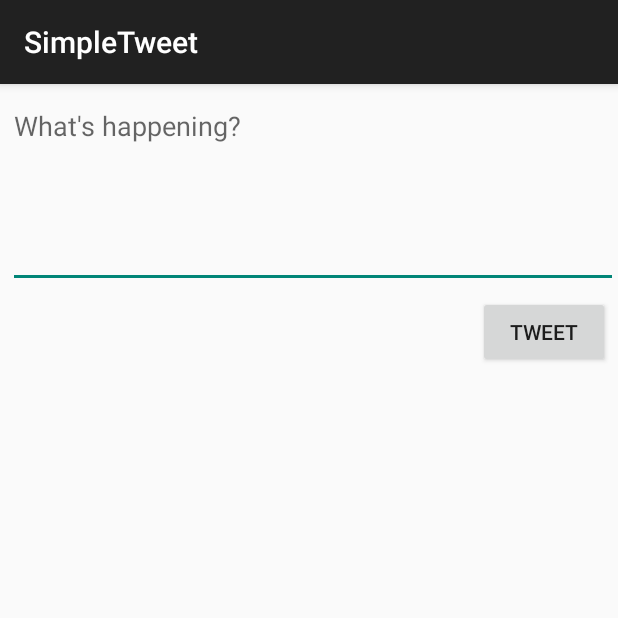
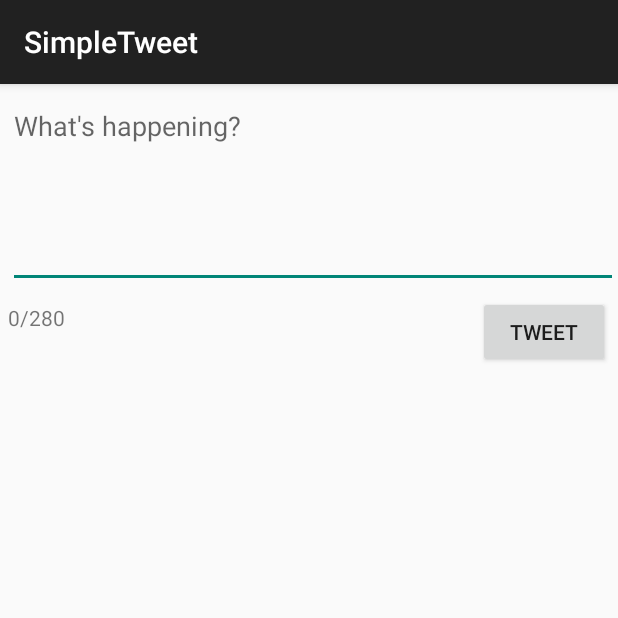
Before and after one commit to bcid/SimpleTweet, an Android app: the ComposeActivity screen opened directly, with no data from a screen before it, on a phone screen of 412 x 824 dp, the top half of it. Run offline under Robolectric (Android 15) with nearby library versions, the phone set to English and light mode, and no system bars; our stand-ins replace Room's generated code; libraries missing offline, so code that uses them is left out: com.codepath.asynchttpclient, com.facebook.stetho, org.parceler; 1 statement that could not run was skipped.

Commit message:
added character counter

```diff
--- a/app/src/main/java/com/codepath/apps/restclienttemplate/ComposeActivity.java
+++ b/app/src/main/java/com/codepath/apps/restclienttemplate/ComposeActivity.java
@@ -4,10 +4,13 @@ import androidx.appcompat.app.AppCompatActivity;
 
 import android.content.Intent;
 import android.os.Bundle;
+import android.text.Editable;
+import android.text.TextWatcher;
 import android.util.Log;
 import android.view.View;
 import android.widget.Button;
 import android.widget.EditText;
+import android.widget.TextView;
 import android.widget.Toast;
 
 import com.codepath.apps.restclienttemplate.models.Tweet;
@@ -19,11 +22,16 @@ import org.parceler.Parcels;
 import okhttp3.Headers;
 
 public class ComposeActivity extends AppCompatActivity {
+
     public static final String TAG = "ComposeActivity";
-    public static final int MAX_LENGTH_TWEET = 140;
+    public static final int MAX_LENGTH_TWEET = 280;
+
     EditText etCompose;
+    TextView tvCharCount;
     Button btnTweet;
+
     TwitterClient client;
+
     @Override
     protected void onCreate(Bundle savedInstanceState) {
         super.onCreate(savedInstanceState);
@@ -33,6 +41,9 @@ public class ComposeActivity extends AppCompatActivity {
 
         etCompose = findViewById(R.id.etCompose);
         btnTweet = findViewById(R.id.btnTweet);
+        tvCharCount = findViewById(R.id.tvCharCount);
+
+        tvCharCount.setText("0/280");
 
         btnTweet.setOnClickListener(new View.OnClickListener() {
             @Override
@@ -72,5 +83,24 @@ public class ComposeActivity extends AppCompatActivity {
             }
         });
 
+        // Char Counter
+        etCompose.addTextChangedListener(new TextWatcher() {
+            @Override
+            public void beforeTextChanged(CharSequence charSequence, int i, int i1, int i2) {
+
+            }
+
+            @Override
+            public void onTextChanged(CharSequence charSequence, int i, int i1, int i2) {
+                return;
+            }
+
+            @Override
+            public void afterTextChanged(Editable s) {
+                String val = etCompose.length() + "/280";
+                tvCharCount.setText(val);
+            }
+        });
+
     }
 }
--- a/app/src/main/res/layout/activity_compose.xml
+++ b/app/src/main/res/layout/activity_compose.xml
@@ -30,4 +30,15 @@
         android:layout_marginTop="5dp"
         android:layout_marginEnd="5dp"
         android:text="@string/tweet" />
+
+    <TextView
+        android:id="@+id/tvCharCount"
+        android:layout_width="wrap_content"
+        android:layout_height="wrap_content"
+        android:layout_below="@+id/etCompose"
+        android:layout_alignParentStart="true"
+        android:layout_marginStart="5dp"
+        android:layout_marginTop="10dp"
+        android:textAlignment="textEnd"
+        tools:text="0/280" />
 </RelativeLayout>
```
